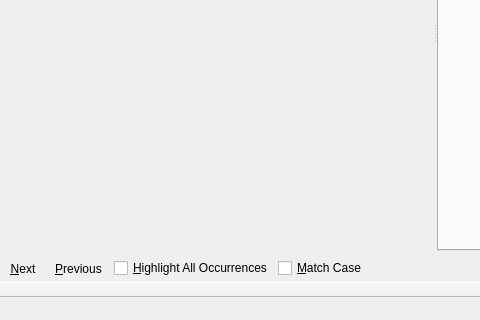
Before: the Qt Designer form Version 1.x/UI/mainWindow.ui in textbrowser/dooble, drawn with Qt 5; both pictures show x 236 to 716 and y 280 to 600 of the 800 by 600 pixel window.
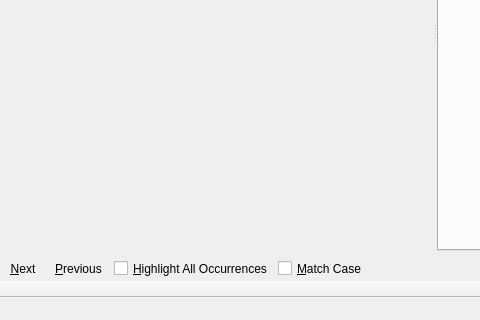
After: the same form once the commit is applied. Custom widgets are drawn as their Qt base class.

```diff
--- a/Version 1.x/UI/mainWindow.ui
+++ b/Version 1.x/UI/mainWindow.ui
@@ -419,6 +419,12 @@
          </item>
          <item>
           <widget class="QCheckBox" name="highlightAllCheckBox">
+           <property name="sizePolicy">
+            <sizepolicy hsizetype="Minimum" vsizetype="Preferred">
+             <horstretch>0</horstretch>
+             <verstretch>0</verstretch>
+            </sizepolicy>
+           </property>
            <property name="text">
             <string>&amp;Highlight All Occurrences</string>
            </property>
@@ -432,6 +438,12 @@
          </item>
          <item>
           <widget class="QCheckBox" name="matchCaseCheckBox">
+           <property name="sizePolicy">
+            <sizepolicy hsizetype="Minimum" vsizetype="Preferred">
+             <horstretch>0</horstretch>
+             <verstretch>0</verstretch>
+            </sizepolicy>
+           </property>
            <property name="text">
             <string>&amp;Match Case</string>
            </property>
```
Left out of the diff: 57 changed lines with no effect on the pictures.
